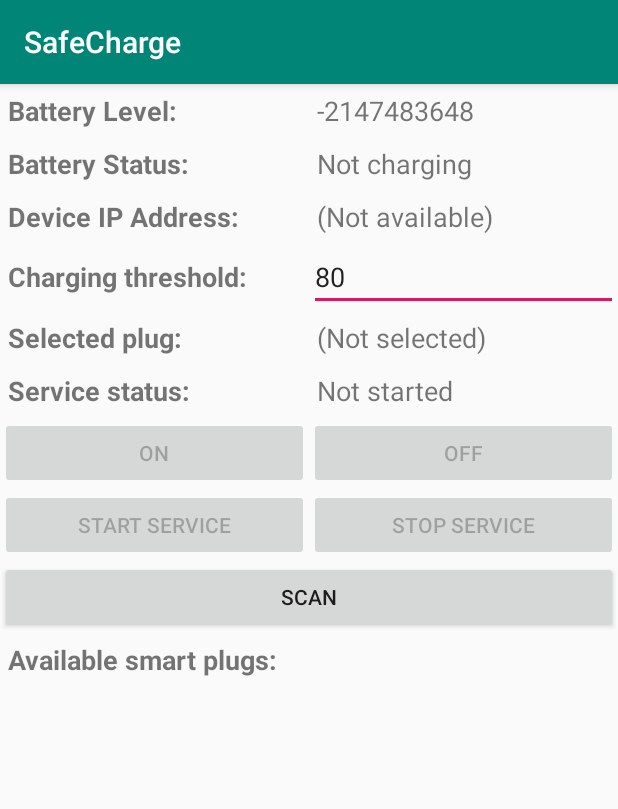
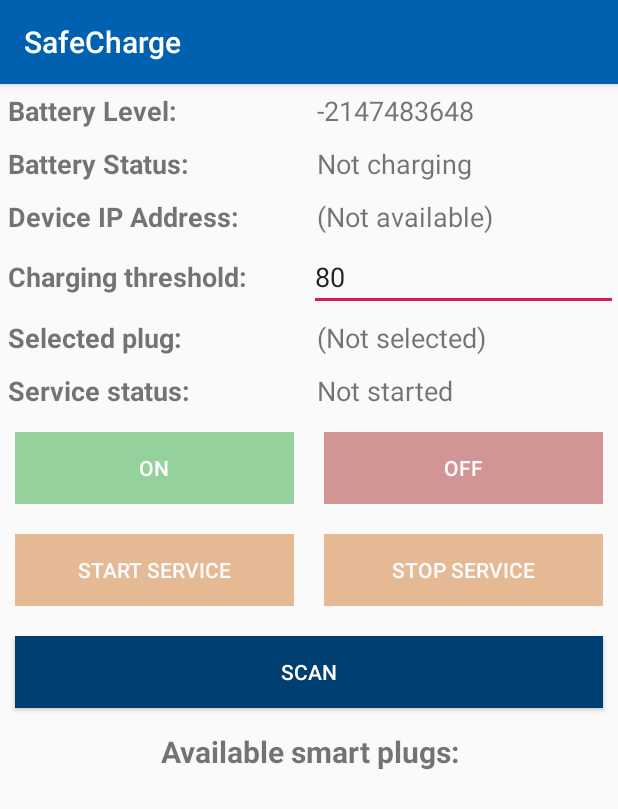
Before and after one commit to yeoweizheng/SafeCharge, an Android app: the screen it shows after launch (MainActivity), on a phone screen of 412 x 824 dp. Shown: the top 809 px of the screen. Run offline under Robolectric (Android 15) with nearby library versions, the phone set to English and light mode, and no system bars; libraries missing offline, so code that uses them is left out: org.apache.commons.

Commit message:
Added button colours

```diff
--- a/app/src/main/java/net/wzyeo/safecharge/MainActivity.java
+++ b/app/src/main/java/net/wzyeo/safecharge/MainActivity.java
@@ -21,6 +21,7 @@ import android.widget.Button;
 import android.widget.EditText;
 import android.widget.ListView;
 import android.widget.TextView;
+import android.widget.Toast;
 
 import org.apache.commons.net.util.SubnetUtils;
 
@@ -102,6 +103,11 @@ public class MainActivity extends AppCompatActivity implements
         getDeviceWlanIp();
         setPlugControls();
         setServiceStatus();
+    }
+    @Override
+    protected void onNewIntent(Intent intent){
+        super.onNewIntent(intent);
+        setIntent(intent);
     }
     void resetIPInfo(){
         selectedPlugIP = null;
@@ -212,9 +218,13 @@ public class MainActivity extends AppCompatActivity implements
         if(selectedPlugIP != null){
             onButton.setEnabled(true);
             offButton.setEnabled(true);
+            onButton.setAlpha(1f);
+            offButton.setAlpha(1f);
         } else {
             onButton.setEnabled(false);
             offButton.setEnabled(false);
+            onButton.setAlpha(0.4f);
+            offButton.setAlpha(0.4f);
         }
     }
     void sendPayload(final byte[] payload){
@@ -243,15 +253,20 @@ public class MainActivity extends AppCompatActivity implements
         if(isServiceRunning()){
             serviceStatusView.setText("Started");
             startServiceButton.setEnabled(false);
+            startServiceButton.setAlpha(0.4f);
             stopServiceButton.setEnabled(true);
+            stopServiceButton.setAlpha(1f);
         } else {
             serviceStatusView.setText("Not started");
             if(selectedPlugIP != null) {
                 startServiceButton.setEnabled(true);
+                startServiceButton.setAlpha(1f);
             } else {
                 startServiceButton.setEnabled(false);
+                startServiceButton.setAlpha(0.4f);
             }
             stopServiceButton.setEnabled(false);
+            stopServiceButton.setAlpha(0.4f);
         }
     }
     @Override
@@ -272,10 +287,12 @@ public class MainActivity extends AppCompatActivity implements
                 stopService(serviceIntent);
                 startService(serviceIntent);
                 setServiceStatus();
+                Toast.makeText(this, "Service started", Toast.LENGTH_SHORT).show();
                 break;
             case R.id.button_stop_service:
                 stopService(serviceIntent);
                 setServiceStatus();
+                Toast.makeText(this, "Service stopped", Toast.LENGTH_SHORT).show();
                 break;
             case R.id.button_scan:
                 resetIPInfo();
--- a/app/src/main/res/layout/activity_main.xml
+++ b/app/src/main/res/layout/activity_main.xml
@@ -77,12 +77,18 @@
             android:layout_width="0dp"
             android:layout_height="wrap_content"
             android:layout_weight="1"
+            android:background="@color/colorGreen"
+            android:textColor="@android:color/white"
+            android:layout_margin="10dp"
             android:text="On"/>
         <Button
             android:id="@+id/button_off"
             android:layout_width="0dp"
             android:layout_height="wrap_content"
             android:layout_weight="1"
+            android:background="@color/colorRed"
+            android:textColor="@android:color/white"
+            android:layout_margin="10dp"
             android:text="Off"/>
     </LinearLayout>
     <LinearLayout
@@ -93,25 +99,35 @@
             android:layout_width="0dp"
             android:layout_height="wrap_content"
             android:layout_weight="1"
+            android:background="@color/colorOrange"
+            android:textColor="@android:color/white"
+            android:layout_margin="10dp"
             android:text="Start Service"/>
         <Button
             android:id="@+id/button_stop_service"
             android:layout_width="0dp"
             android:layout_height="wrap_content"
             android:layout_weight="1"
+            android:background="@color/colorOrange"
+            android:textColor="@android:color/white"
+            android:layout_margin="10dp"
             android:text="Stop Service"/>
     </LinearLayout>
     <Button
         android:id="@+id/button_scan"
         android:layout_width="match_parent"
         android:layout_height="wrap_content"
+        android:background="@color/colorPrimaryDark"
+        android:textColor="@android:color/white"
+        android:layout_margin="10dp"
         android:text="Scan"></Button>
     <TextView
         android:layout_width="match_parent"
         android:layout_height="wrap_content"
-        android:textSize="18dp"
+        android:textSize="20dp"
         android:padding="5dp"
         android:textStyle="bold"
+        android:textAlignment="center"
         android:text="Available smart plugs:"></TextView>
     <ListView
         android:id="@+id/listview_ip_list"
--- a/app/src/main/res/layout/rowitem_ip_list.xml
+++ b/app/src/main/res/layout/rowitem_ip_list.xml
@@ -5,7 +5,8 @@
     <TextView
         android:layout_width="match_parent"
         android:layout_height="wrap_content"
-        android:textSize="18dp"
+        android:textSize="22dp"
         android:padding="5dp"
+        android:textAlignment="center"
         android:id="@+id/textview_ip_address"></TextView>
 </LinearLayout>
--- a/app/src/main/res/values/colors.xml
+++ b/app/src/main/res/values/colors.xml
@@ -1,6 +1,9 @@
 <?xml version="1.0" encoding="utf-8"?>
 <resources>
-    <color name="colorPrimary">#008577</color>
-    <color name="colorPrimaryDark">#00574B</color>
+    <color name="colorPrimary">#0061b0</color>
+    <color name="colorPrimaryDark">#003f72</color>
     <color name="colorAccent">#D81B60</color>
+    <color name="colorGreen">#009612</color>
+    <color name="colorRed">#960000</color>
+    <color name="colorOrange">#ca5a00</color>
 </resources>
```
